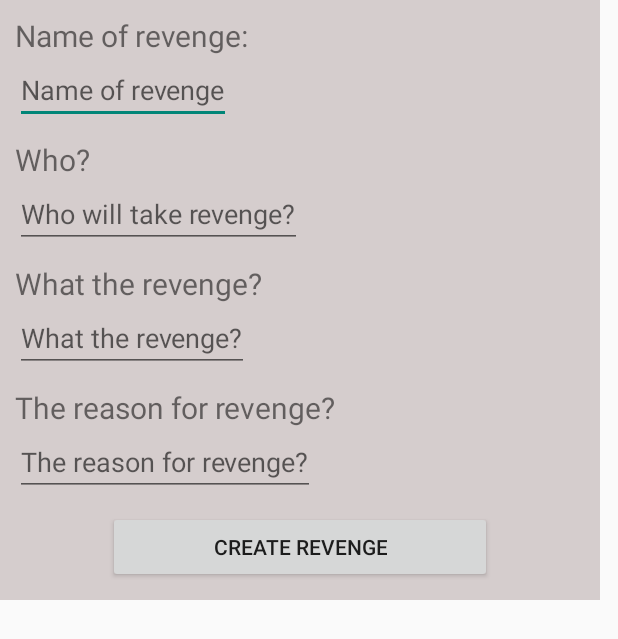
After one commit to harelMasuri/RevengeForYou, an Android app: the layout custom_layout_create_revenge.xml on its own in the app's theme, with its tools: preview values and no code run, on a phone screen of 412 x 824 dp. The commit adds this screen. Shown: the top 639 px of the screen. Run offline under Robolectric (Android 15) with nearby library versions, the phone set to English and light mode, and no system bars.

Commit message:
dialog create revenge

```diff
--- a/app/src/main/java/com/example/revengeforyou/HomeFragment.java
+++ b/app/src/main/java/com/example/revengeforyou/HomeFragment.java
@@ -1,5 +1,6 @@
 package com.example.revengeforyou;
 
+import android.app.Dialog;
 import android.os.Bundle;
 
 import androidx.fragment.app.Fragment;
@@ -15,6 +16,7 @@ import com.google.android.material.floatingactionbutton.FloatingActionButton;
 public class HomeFragment extends Fragment implements View.OnClickListener {
 
     FloatingActionButton btnFloatingActionButton;
+    Dialog dCreateRevenge;
 
 
     private static final String ARG_PARAM1 = "param1";
@@ -44,24 +46,36 @@ public class HomeFragment extends Fragment implements View.OnClickListener {
             mParam1 = getArguments().getString(ARG_PARAM1);
             mParam2 = getArguments().getString(ARG_PARAM2);
         }
-
-        //btnFloatingActionButton = (FloatingActionButton) findViewById(R.id.btnFloatingActionButton);
-        //btnFloatingActionButton.setOnClickListener(this);
-
     }
 
 
     @Override
-    public View onCreateView(LayoutInflater inflater, ViewGroup container,
-                             Bundle savedInstanceState) {
-        return inflater.inflate(R.layout.fragment_home, container, false);
+    public View onCreateView(LayoutInflater inflater, ViewGroup container, Bundle savedInstanceState) {
+        View view = inflater.inflate(R.layout.fragment_home, container, false);
+        btnFloatingActionButton = (FloatingActionButton) view.findViewById(R.id.btnFloatingActionButton);
+        btnFloatingActionButton.setOnClickListener(this);
+
+        dCreateRevenge = new Dialog(getActivity());
+        dCreateRevenge.setContentView(R.layout.custom_layout_create_revenge);
+        dCreateRevenge.setCancelable(true);
+
+        return view;
     }
 
 
     @Override
     public void onClick(View view) {
 
+        if(view == btnFloatingActionButton)
+        {
+            dCreateRevenge.show();
+
+        }
+
+
+
     }
 
 
+
 }
--- /dev/null
+++ b/app/src/main/res/layout/custom_layout_create_revenge.xml
@@ -0,0 +1,78 @@
+<?xml version="1.0" encoding="utf-8"?>
+<LinearLayout xmlns:android="http://schemas.android.com/apk/res/android"
+    android:layout_width="400dp"
+    android:layout_height="400dp"
+    android:orientation="vertical"
+    android:background="#D5CDCD">
+
+    <TextView
+        android:layout_width="wrap_content"
+        android:layout_height="wrap_content"
+        android:text="Name of revenge:"
+        android:textSize="20dp"
+        android:layout_marginTop="10dp"
+        android:layout_marginLeft="10dp"/>
+
+    <EditText
+        android:layout_width="wrap_content"
+        android:layout_height="wrap_content"
+        android:hint="Name of revenge"
+        android:layout_marginLeft="10dp"/>
+
+    <TextView
+        android:layout_width="wrap_content"
+        android:layout_height="wrap_content"
+        android:text="Who?"
+        android:textSize="20dp"
+        android:layout_marginTop="10dp"
+        android:layout_marginLeft="10dp"/>
+
+    <EditText
+        android:layout_width="wrap_content"
+        android:layout_height="wrap_content"
+        android:hint="Who will take revenge?"
+        android:layout_marginLeft="10dp"/>
+
+    <TextView
+        android:layout_width="wrap_content"
+        android:layout_height="wrap_content"
+        android:text="What the revenge?"
+        android:textSize="20dp"
+        android:layout_marginTop="10dp"
+        android:layout_marginLeft="10dp"/>
+
+    <EditText
+        android:layout_width="wrap_content"
+        android:layout_height="wrap_content"
+        android:hint="What the revenge?"
+        android:layout_marginLeft="10dp"/>
+
+    <TextView
+        android:layout_width="wrap_content"
+        android:layout_height="wrap_content"
+        android:text="The reason for revenge?"
+        android:textSize="20dp"
+        android:layout_marginTop="10dp"
+        android:layout_marginLeft="10dp"/>
+
+    <EditText
+        android:layout_width="wrap_content"
+        android:layout_height="wrap_content"
+        android:hint="The reason for revenge?"
+        android:layout_marginLeft="10dp"/>
+
+    <Button
+        android:layout_width="wrap_content"
+        android:layout_height="wrap_content"
+        android:layout_gravity="center"
+        android:layout_marginTop="10dp"
+        android:paddingHorizontal="70dp"
+        android:text="create revenge"/>
+
+
+
+
+
+
+
+</LinearLayout>
```
